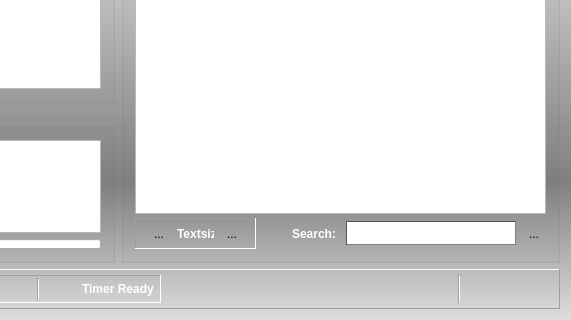
Old version of the form vlc-record/recorder.ui in the repository code-google-com/vlc-record; both pictures show x 189 to 760 and y 140 to 460 of the 760 by 460 pixel window.
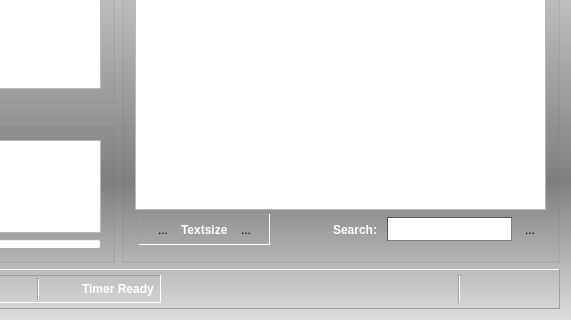
New version of the form. Icons and pictures are not drawn. Custom widgets are drawn as their Qt base class.

Commit message: - small gui changes - don't save window position if window is maximized

```diff
--- a/vlc-record/recorder.ui
+++ b/vlc-record/recorder.ui
@@ -255,21 +255,46 @@
           <property name="locale">
            <locale language="English" country="UnitedStates"/>
           </property>
+          <property name="frameShadow">
+           <enum>QFrame::Sunken</enum>
+          </property>
+          <property name="lineWidth">
+           <number>1</number>
+          </property>
           <property name="openLinks">
            <bool>false</bool>
           </property>
          </widget>
         </item>
         <item>
-         <layout class="QHBoxLayout" name="hLayoutSearch">
-          <property name="topMargin">
+         <widget class="QFrame" name="frameSearch">
+          <property name="styleSheet">
+           <string notr="true">QFrame#frameSearch {
+background-color: qlineargradient(spread:pad, x1:0, y1:0, x2:0, y2:1, stop:0 #ccc, 	stop:0.7 #555, stop:1 #bbb);
+border-left: 1px solid #eee;
+border-right: 1px solid #ccc;
+border-bottom: 1px solid #ccc;
+border-top: 0px;
+};</string>
+          </property>
+          <property name="frameShape">
+           <enum>QFrame::NoFrame</enum>
+          </property>
+          <property name="frameShadow">
+           <enum>QFrame::Raised</enum>
+          </property>
+          <property name="lineWidth">
+           <number>1</number>
+          </property>
+          <layout class="QHBoxLayout" name="horizontalLayout_8">
+           <property name="margin">
            <number>4</number>
           </property>
           <item>
            <widget class="QFrame" name="frTextsize">
             <property name="minimumSize">
              <size>
-              <width>20</width>
+               <width>120</width>
               <height>0</height>
              </size>
             </property>
@@ -372,7 +397,7 @@
            <widget class="QLineEdit" name="lineSearch">
             <property name="minimumSize">
              <size>
-              <width>170</width>
+               <width>120</width>
               <height>24</height>
              </size>
             </property>
@@ -413,6 +438,12 @@
            </widget>
           </item>
          </layout>
+          <zorder>frTextsize</zorder>
+          <zorder>btnSearch</zorder>
+          <zorder>lineSearch</zorder>
+          <zorder>labSearch</zorder>
+          <zorder>horizontalSpacer_3</zorder>
+         </widget>
         </item>
        </layout>
       </widget>
```
Left out of the diff: 2 changed lines with no effect on the pictures. Lines whose indentation alone changed are shown as unchanged. The commit also changes 4 other files.
